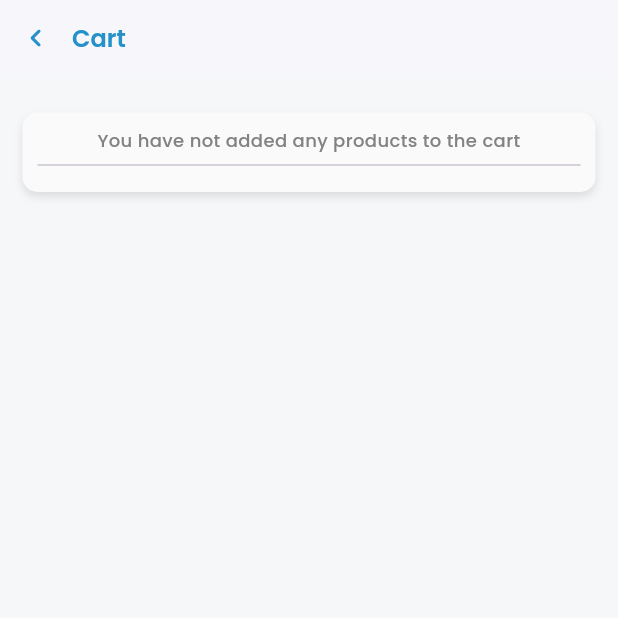
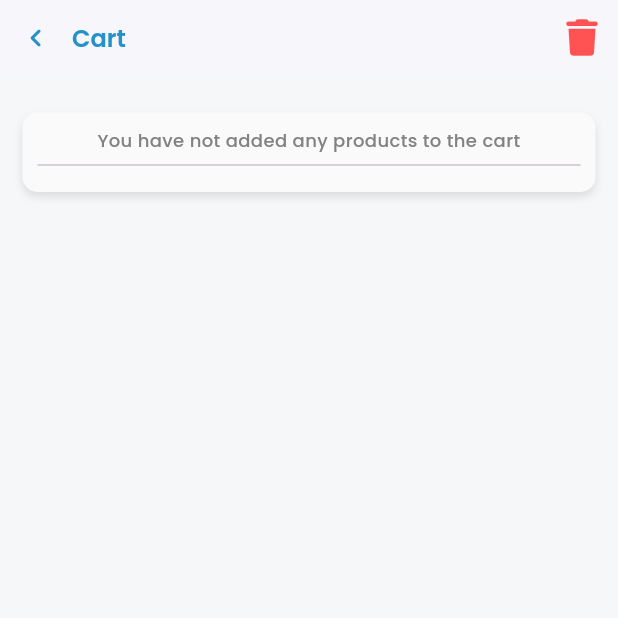
Before and after one commit to mwanawabangona/LaundryApp-main, a Flutter app: the NavBar screen opened directly, after a tap on an icon or button, on a phone screen of 412 x 824 dp, the top half of it. Run offline on Flutter 3.47's test engine with Material 2 defaults, Android fonts, the phone set to English and light mode, and no system bars; our stand-ins replace curved_navigation_bar, flutter_screenutil, font_awesome_flutter, google_fonts.

```diff
--- a/lib/providers/products.dart
+++ b/lib/providers/products.dart
@@ -15,6 +15,22 @@ class Products with ChangeNotifier {
     notifyListeners();
   }
 
+  double get total {
+    double sum = 0.0;
+    for (var element in _cartItems) {
+      sum += element.price * element.qty;
+    }
+    return sum;
+  }
+
+  int get totalClothes {
+    int sum = 0;
+    for (var element in _cartItems) {
+      sum += element.qty;
+    }
+    return sum;
+  }
+
   void changeQty(Product prod, bool isDecrease) {
     if (isDecrease && prod.qty > 1) {
       prod.qty--;
@@ -25,4 +41,9 @@ class Products with ChangeNotifier {
     }
     notifyListeners();
   }
+
+  void clearCart() {
+    _cartItems.clear();
+    notifyListeners();
+  }
 }
--- a/lib/screens/home/cart_screen.dart
+++ b/lib/screens/home/cart_screen.dart
@@ -15,7 +15,19 @@ class CartScreen extends StatelessWidget {
   @override
   Widget build(BuildContext context) {
     return Scaffold(
-      appBar: const CustomAppBar(title: 'Cart', showLeading: true),
+      appBar: CustomAppBar(
+        title: 'Cart',
+        showLeading: true,
+        actions: [
+          IconButton(
+              onPressed: () =>
+                  Provider.of<Products>(context, listen: false).clearCart(),
+              icon: const Icon(
+                FontAwesomeIcons.trash,
+                color: Colors.redAccent,
+              ))
+        ],
+      ),
       body: Padding(
         padding: const EdgeInsets.symmetric(horizontal: 15, vertical: 10),
         child: Consumer<Products>(
@@ -25,9 +37,9 @@ class CartScreen extends StatelessWidget {
                 visible: value.cartItems.isNotEmpty,
                 child: Row(
                   children: [
-                    const Text('Total Clothes', style: kBodyTextStyleGrey),
+                    const Text('Total Garments', style: kBodyTextStyleGrey),
                     const Spacer(),
-                    Text('${value.cartItems.length} selected',
+                    Text('${value.totalClothes} selected',
                         style:
                             kBodyTextStyleGrey.copyWith(color: kPrimaryColor)),
                   ],
@@ -53,8 +65,8 @@ class CartScreen extends StatelessWidget {
                         ? ListView.separated(
                             itemBuilder: (_, i) =>
                                 CartCard(prod: value.cartItems[i]),
-                            separatorBuilder: (_, __) =>
-                                Container(color: kGreyColor.withOpacity(.5)),
+                            separatorBuilder: (_, __) => Container(
+                                color: kGreyColor.withOpacity(.15), height: 1),
                             itemCount: value.cartItems.length,
                             shrinkWrap: true,
                           )
@@ -68,9 +80,9 @@ class CartScreen extends StatelessWidget {
                       visible: value.cartItems.isNotEmpty,
                       child: Row(
                         children: [
-                          const Text('Sub Total', style: kBodyTextStyleGrey),
+                          const Text('Total', style: kBodyTextStyleGrey),
                           const Spacer(),
-                          Text('ZMW 25',
+                          Text('ZMW ${value.total}',
                               style: kBodyTitleTextStyleGrey.copyWith(
                                   fontSize: 13, color: kPrimaryColor)),
                         ],
```
